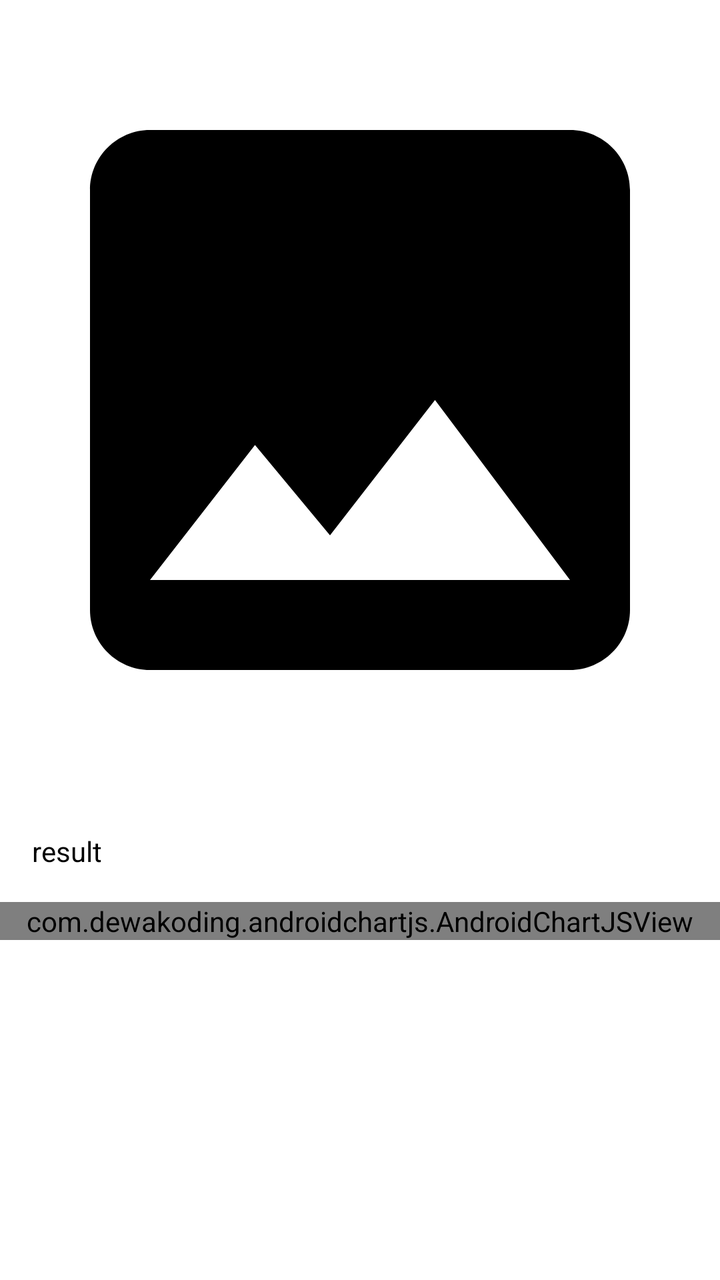
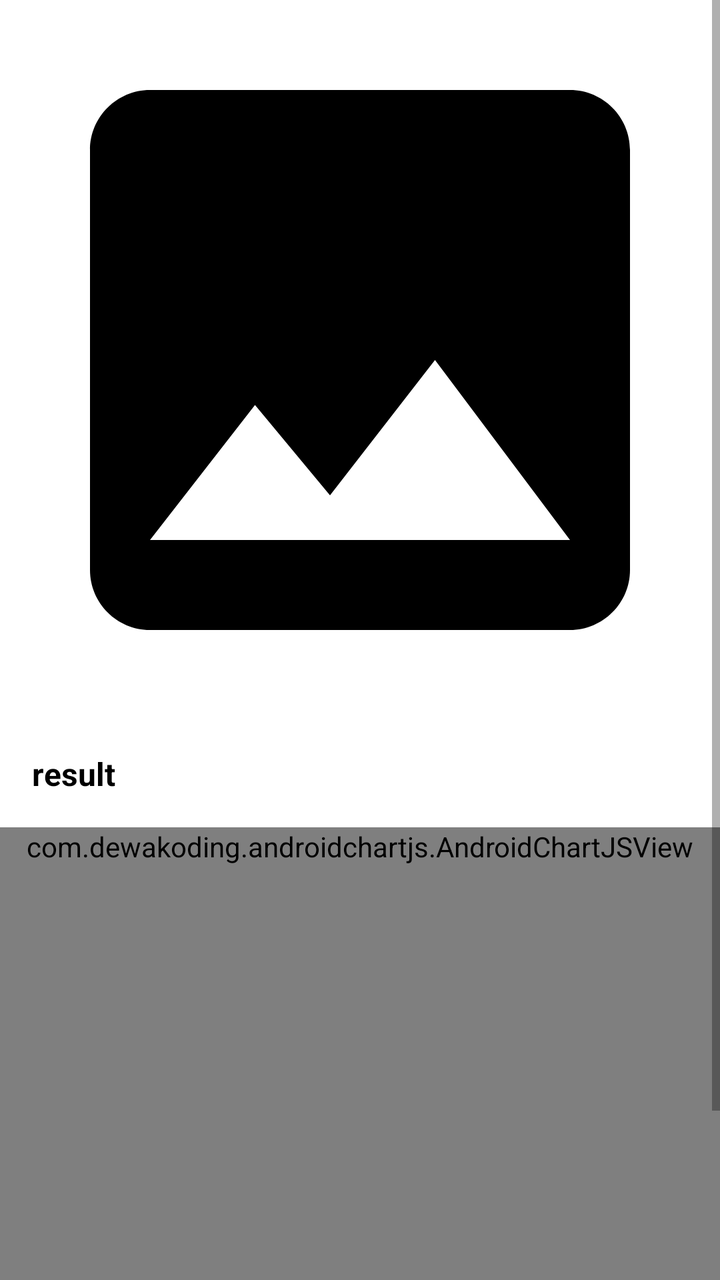

An Android layout rendered at two revisions. The XML below is the earlier revision; the diff shows what the commit changed to produce the second picture.
<!-- AndroidManifest.xml: application theme Theme.SmartBite -->
<!-- res/layout/activity_result.xml -->
<?xml version="1.0" encoding="utf-8"?>
<ScrollView xmlns:android="http://schemas.android.com/apk/res/android"
    xmlns:tools="http://schemas.android.com/tools"
    xmlns:app="http://schemas.android.com/apk/res-auto"
    android:layout_width="match_parent"
    android:layout_height="match_parent"
    tools:context=".ui.Kamera.ResultActivity">

    <LinearLayout
        android:layout_width="match_parent"
        android:layout_height="wrap_content"
        android:orientation="vertical">

        <ImageView
            android:id="@+id/previewImageView"
            android:layout_width="match_parent"
            android:layout_height="400dp"
            android:scaleType="fitCenter"
            app:srcCompat="@drawable/baseline_image_24"/>

        <TextView
            android:id="@+id/resultTextView"
            android:layout_width="match_parent"
            android:layout_height="wrap_content"
            android:layout_margin="16dp"
            android:text="@string/result"
            android:textColor="@color/black" />

        <com.dewakoding.androidchartjs.AndroidChartJSView
            android:text="@string/app_name"
            android:id="@+id/android_chart_1"
            android:layout_width="match_parent"
            android:layout_height="wrap_content"
            app:layout_constraintLeft_toLeftOf="parent"
            app:layout_constraintRight_toRightOf="parent"/>


    </LinearLayout>


</ScrollView>
<!-- resources referenced by this layout -->
<resources>
  <color name="black">#FF000000</color>
  <!-- drawable baseline_image_24 (drawable) -->
  <vector xmlns:android="http://schemas.android.com/apk/res/android" android:height="24dp" android:tint="#000000" android:viewportHeight="24" android:viewportWidth="24" android:width="24dp">
        
      <path android:fillColor="@android:color/white" android:pathData="M21,19V5c0,-1.1 -0.9,-2 -2,-2H5c-1.1,0 -2,0.9 -2,2v14c0,1.1 0.9,2 2,2h14c1.1,0 2,-0.9 2,-2zM8.5,13.5l2.5,3.01L14.5,12l4.5,6H5l3.5,-4.5z"/>
      
  </vector>
  <string name="app_name">SmartBite</string>
  <string name="result">result</string>
  <style name="Theme.SmartBite" parent="Theme.MaterialComponents.DayNight.NoActionBar">
          
          <item name="colorPrimary">@color/purple_500</item>
          <item name="colorPrimaryVariant">@color/purple_700</item>
          <item name="colorOnPrimary">@color/white</item>
          
          <item name="colorSecondary">@color/teal_200</item>
          <item name="colorSecondaryVariant">@color/teal_700</item>
          <item name="colorOnSecondary">@color/black</item>
          
          <item name="android:statusBarColor">@android:color/transparent</item>
          <item name="android:navigationBarColor">@android:color/transparent</item>
          <item name="android:windowLayoutInDisplayCutoutMode" tools:targetApi="o_mr1">shortEdges</item>
          
      </style>
  <color name="purple_500">#3F7E03</color>
  <color name="purple_700">#FF3700B3</color>
  <color name="white">#FFFFFFFF</color>
  <color name="teal_200">#FF03DAC5</color>
  <color name="teal_700">#FF018786</color>
</resources>

<!-- the commit's change to res/layout/activity_result.xml (unified diff, before → after) -->
@@ -1,41 +1,55 @@
 <?xml version="1.0" encoding="utf-8"?>
 <ScrollView xmlns:android="http://schemas.android.com/apk/res/android"
+    xmlns:app="http://schemas.android.com/apk/res-auto"
     xmlns:tools="http://schemas.android.com/tools"
-    xmlns:app="http://schemas.android.com/apk/res-auto"
     android:layout_width="match_parent"
     android:layout_height="match_parent"
+    android:fillViewport="true"
     tools:context=".ui.Kamera.ResultActivity">
 
-    <LinearLayout
+    <androidx.constraintlayout.widget.ConstraintLayout
         android:layout_width="match_parent"
         android:layout_height="wrap_content"
-        android:orientation="vertical">
+        android:paddingBottom="24dp">
 
+        
         <ImageView
             android:id="@+id/previewImageView"
-            android:layout_width="match_parent"
-            android:layout_height="400dp"
+            android:layout_width="0dp"
+            android:layout_height="0dp"
             android:scaleType="fitCenter"
-            app:srcCompat="@drawable/baseline_image_24"/>
+            app:layout_constraintDimensionRatio="1:1"
+            app:layout_constraintEnd_toEndOf="parent"
+            app:layout_constraintStart_toStartOf="parent"
+            app:layout_constraintTop_toTopOf="parent"
+            app:layout_constraintWidth_percent="1.0"
+            app:srcCompat="@drawable/baseline_image_24" />
 
+        
         <TextView
             android:id="@+id/resultTextView"
-            android:layout_width="match_parent"
+            android:layout_width="0dp"
             android:layout_height="wrap_content"
             android:layout_margin="16dp"
             android:text="@string/result"
-            android:textColor="@color/black" />
+            android:textColor="@color/black"
+            android:textSize="16sp"
+            android:textStyle="bold"
+            app:layout_constraintEnd_toEndOf="parent"
+            app:layout_constraintStart_toStartOf="parent"
+            app:layout_constraintTop_toBottomOf="@id/previewImageView" />
 
+        
         <com.dewakoding.androidchartjs.AndroidChartJSView
-            android:text="@string/app_name"
             android:id="@+id/android_chart_1"
-            android:layout_width="match_parent"
+            android:layout_width="0dp"
             android:layout_height="wrap_content"
-            app:layout_constraintLeft_toLeftOf="parent"
-            app:layout_constraintRight_toRightOf="parent"/>
+            android:layout_marginTop="16dp"
+            android:minHeight="300dp"
+            app:layout_constraintBottom_toBottomOf="parent"
+            app:layout_constraintEnd_toEndOf="parent"
+            app:layout_constraintStart_toStartOf="parent"
+            app:layout_constraintTop_toBottomOf="@id/resultTextView" />
 
-
-    </LinearLayout>
-
-
+    </androidx.constraintlayout.widget.ConstraintLayout>
 </ScrollView>
<!-- resource entries referenced after the edit -->
@@ -7,7 +7,6 @@
       <path android:fillColor="@android:color/white" android:pathData="M21,19V5c0,-1.1 -0.9,-2 -2,-2H5c-1.1,0 -2,0.9 -2,2v14c0,1.1 0.9,2 2,2h14c1.1,0 2,-0.9 2,-2zM8.5,13.5l2.5,3.01L14.5,12l4.5,6H5l3.5,-4.5z"/>
       
   </vector>
-  <string name="app_name">SmartBite</string>
   <string name="result">result</string>
   <style name="Theme.SmartBite" parent="Theme.MaterialComponents.DayNight.NoActionBar">
           
